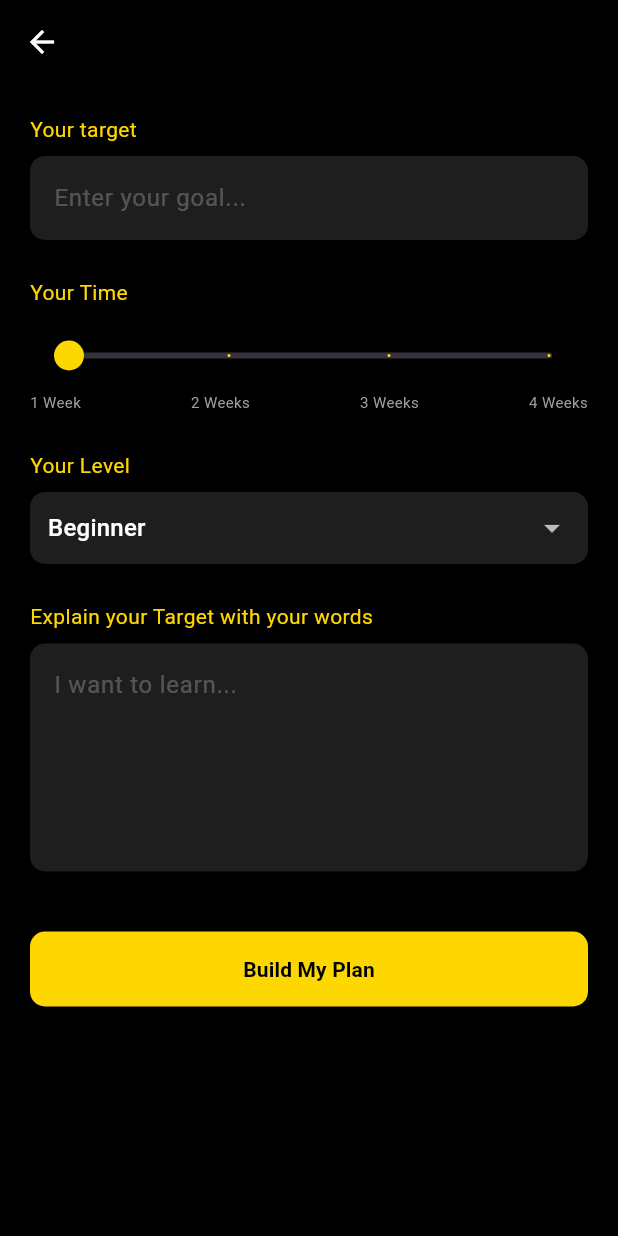
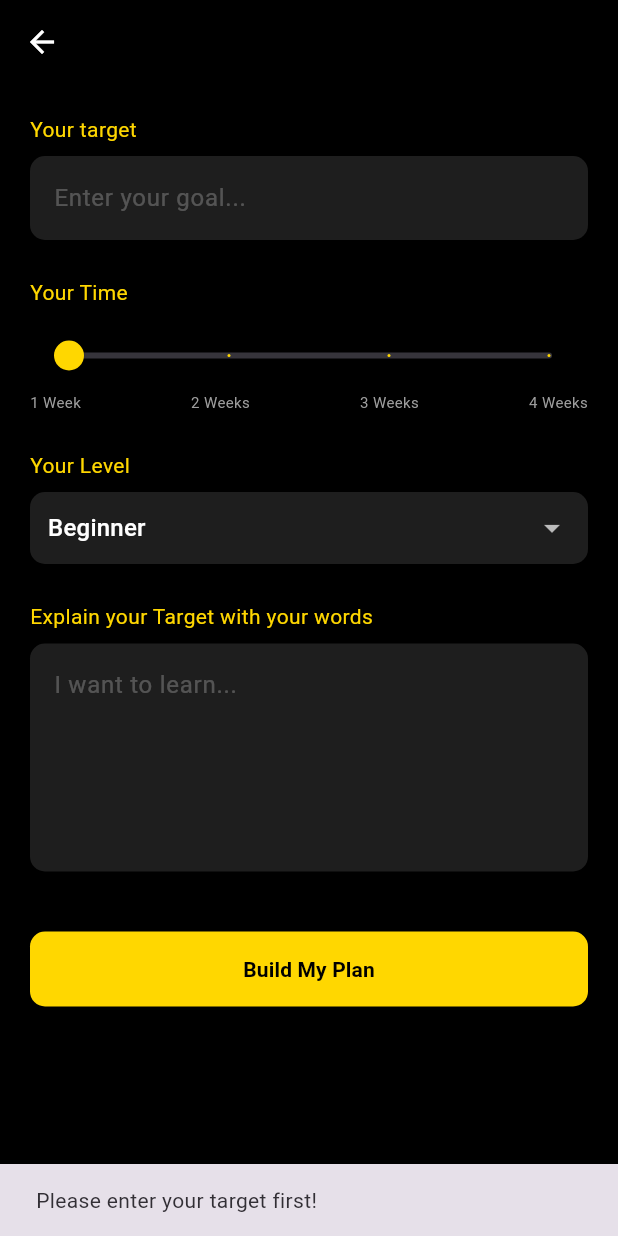
Before and after one commit to Ravindu-Buddhika/build-target, a Flutter app: the AddTargetScreen screen opened directly, after a tap on "Build My Plan", on a phone screen of 412 x 824 dp. Run offline on Flutter 3.47's test engine with Material 3 defaults, Android fonts, the phone set to English and light mode, and no system bars; our stand-ins replace google_generative_ai, sqflite; accounts and stored records are empty.

Commit message:
set function to call handle bulid plan and

```diff
--- a/build_target/lib/screens/add_target_screen.dart
+++ b/build_target/lib/screens/add_target_screen.dart
@@ -1,5 +1,6 @@
 import 'package:flutter/material.dart';
 import '../database/db_helper.dart';
+import '../services/ai_service.dart';
 
 class AddTargetScreen extends StatefulWidget {
   const AddTargetScreen({super.key});
@@ -9,37 +10,82 @@ class AddTargetScreen extends StatefulWidget {
 }
 
 class _AddTargetScreenState extends State<AddTargetScreen> {
+  // Controller names නිවැරදිව define කිරීම
   final TextEditingController _targetController = TextEditingController();
   final TextEditingController _descController = TextEditingController();
   double _selectedWeeks = 1;
   String _selectedLevel = 'Beginner';
 
-  // Database එකට Save කරන Function එක
-  Future<void> _saveTarget() async {
-    if (_targetController.text.isEmpty) return;
+  // AI ප්ලෑන් එක හදලා Database එකට Save කරන ප්‍රධාන Function එක
+  Future<void> _handleBuildPlan() async {
+    // Target එක හිස් නම් ඉදිරියට යන්න එපා
+    if (_targetController.text.isEmpty) {
+      ScaffoldMessenger.of(context).showSnackBar(
+        const SnackBar(content: Text("Please enter your target first!")),
+      );
+      return;
+    }
 
+    // 1. Loading Dialog එක පෙන්වීම
+    showDialog(
+      context: context,
+      barrierDismissible: false,
+      builder: (context) =>
+          const Center(child: CircularProgressIndicator(color: Colors.amber)),
+    );
+
+    try {
+      // 2. AI Service එක හරහා ප්ලෑන් එක ලබා ගැනීම
+      List<String> planSteps = await AIService.generatePlan(
+        target: _targetController.text,
+        duration: _selectedWeeks.toInt().toString(),
+        level: _selectedLevel,
+        description: _descController
+            .text, // මෙතන '_descController' නිවැරදිව පාවිච්චි කර ඇත
+      );
+
+      if (planSteps.isNotEmpty) {
         final db = await DBHelper.database;
 
-    // 1. Goal එක Save කිරීම
+        // 3. Goals Table එකට දත්ත ඇතුළත් කිරීම
         int goalId = await db.insert('Goals', {
-      'user_id': 1, // දැනට 1 ලෙස ගමු
+          'user_id': 1, // දැනට default 1 ලෙස ගමු
           'goal_name': _targetController.text,
-      'full_plan_content': _descController.text,
-      'status': 'active'
+          'full_plan_content': planSteps.join(
+            ', ',
+          ), // සම්පූර්ණ ප්ලෑන් එක string එකක් ලෙස
         });
 
-    // 2. පස්සේ අපි මෙතනදී Gemini AI එක පාවිච්චි කරලා Tasks Generate කරමු
-    // දැනට Sample task එකක් දාමු වැඩේ චෙක් කරන්න
+        // 4. Tasks Table එකට AI එකෙන් ආපු හැම Step එකක්ම ඇතුළත් කිරීම
+        for (var step in planSteps) {
           await db.insert('Tasks', {
             'goal_id': goalId,
-      'task_title': 'First Step of ${_targetController.text}',
-      'week_number': 1,
-      'day_number': 1,
-      'task_desc': 'Get started with the basics',
-      'is_done': 0
+            'task_title': step, // 'task_name' වෙනුවට 'task_title' ලෙස වෙනස් කරන්න
+            'week_number': 1, // මෙන්න මේ අලුත් පේළි ටිකත් එක් කරන්න
+            'day_number': 1, // මොකද ඔයාගේ DB එකේ මේවා null වෙන්න බැරි වෙන්න ඇති
+            'task_desc': step,
+            'is_done': 0,
           });
+        }
 
-    if (mounted) Navigator.pop(context); // ඉවර වුණාම ආපහු Home එකට යන්න
+        // සාර්ථක නම් Screen එකෙන් ඉවත් වීම
+        if (mounted) {
+          Navigator.pop(context); // Loading එක close කරන්න
+          Navigator.pop(context); // Home එකට යන්න
+        }
+      } else {
+        // ප්ලෑන් එක ආවේ නැත්නම් loading එක අයින් කර error එකක් පෙන්වන්න
+        if (mounted) Navigator.pop(context);
+        ScaffoldMessenger.of(context).showSnackBar(
+          const SnackBar(
+            content: Text("Failed to generate plan. Please try again."),
+          ),
+        );
+      }
+    } catch (e) {
+      if (mounted) Navigator.pop(context);
+      debugPrint("Error in AddTarget: $e");
+    }
   }
 
   @override
@@ -74,13 +120,25 @@ class _AddTargetScreenState extends State<AddTargetScreen> {
                 label: "${_selectedWeeks.toInt()} Weeks",
                 onChanged: (value) => setState(() => _selectedWeeks = value),
               ),
-              Row(
+              const Row(
                 mainAxisAlignment: MainAxisAlignment.spaceBetween,
-                children: const [
-                  Text("1 Week", style: TextStyle(color: Colors.grey, fontSize: 10)),
-                  Text("2 Weeks", style: TextStyle(color: Colors.grey, fontSize: 10)),
-                  Text("3 Weeks", style: TextStyle(color: Colors.grey, fontSize: 10)),
-                  Text("4 Weeks", style: TextStyle(color: Colors.grey, fontSize: 10)),
+                children: [
+                  Text(
+                    "1 Week",
+                    style: TextStyle(color: Colors.grey, fontSize: 10),
+                  ),
+                  Text(
+                    "2 Weeks",
+                    style: TextStyle(color: Colors.grey, fontSize: 10),
+                  ),
+                  Text(
+                    "3 Weeks",
+                    style: TextStyle(color: Colors.grey, fontSize: 10),
+                  ),
+                  Text(
+                    "4 Weeks",
+                    style: TextStyle(color: Colors.grey, fontSize: 10),
+                  ),
                 ],
               ),
 
@@ -90,7 +148,11 @@ class _AddTargetScreenState extends State<AddTargetScreen> {
 
               const SizedBox(height: 25),
               _buildLabel("Explain your Target with your words"),
-              _buildTextField(_descController, "I want to learn...", maxLines: 5),
+              _buildTextField(
+                _descController,
+                "I want to learn...",
+                maxLines: 5,
+              ),
 
               const SizedBox(height: 40),
               SizedBox(
@@ -99,10 +161,18 @@ class _AddTargetScreenState extends State<AddTargetScreen> {
                   style: ElevatedButton.styleFrom(
                     backgroundColor: const Color(0xFFFFD700),
                     padding: const EdgeInsets.symmetric(vertical: 15),
-                    shape: RoundedRectangleBorder(borderRadius: BorderRadius.circular(10)),
+                    shape: RoundedRectangleBorder(
+                      borderRadius: BorderRadius.circular(10),
                     ),
-                  onPressed: _saveTarget,
-                  child: const Text("Build My Plan", style: TextStyle(color: Colors.black, fontWeight: FontWeight.bold)),
+                  ),
+                  onPressed: _handleBuildPlan, // මෙතනදී AI function එක call වේ
+                  child: const Text(
+                    "Build My Plan",
+                    style: TextStyle(
+                      color: Colors.black,
+                      fontWeight: FontWeight.bold,
+                    ),
+                  ),
                 ),
               ),
             ],
@@ -112,14 +182,22 @@ class _AddTargetScreenState extends State<AddTargetScreen> {
     );
   }
 
+  // Helper Widgets
   Widget _buildLabel(String text) {
     return Padding(
       padding: const EdgeInsets.only(bottom: 8.0),
-      child: Text(text, style: const TextStyle(color: Color(0xFFFFD700), fontSize: 14)),
+      child: Text(
+        text,
+        style: const TextStyle(color: Color(0xFFFFD700), fontSize: 14),
+      ),
     );
   }
 
-  Widget _buildTextField(TextEditingController controller, String hint, {int maxLines = 1}) {
+  Widget _buildTextField(
+    TextEditingController controller,
+    String hint, {
+    int maxLines = 1,
+  }) {
     return TextField(
       controller: controller,
       maxLines: maxLines,
@@ -129,7 +207,10 @@ class _AddTargetScreenState extends State<AddTargetScreen> {
         hintStyle: const TextStyle(color: Colors.white24),
         filled: true,
         fillColor: const Color(0xFF1E1E1E),
-        border: OutlineInputBorder(borderRadius: BorderRadius.circular(10), borderSide: BorderSide.none),
+        border: OutlineInputBorder(
+          borderRadius: BorderRadius.circular(10),
+          borderSide: BorderSide.none,
+        ),
       ),
     );
   }
@@ -137,7 +218,10 @@ class _AddTargetScreenState extends State<AddTargetScreen> {
   Widget _buildDropdown() {
     return Container(
       padding: const EdgeInsets.symmetric(horizontal: 12),
-      decoration: BoxDecoration(color: const Color(0xFF1E1E1E), borderRadius: BorderRadius.circular(10)),
+      decoration: BoxDecoration(
+        color: const Color(0xFF1E1E1E),
+        borderRadius: BorderRadius.circular(10),
+      ),
       child: DropdownButton<String>(
         value: _selectedLevel,
         dropdownColor: const Color(0xFF1E1E1E),
```
Lines whose indentation alone changed are shown as unchanged.
